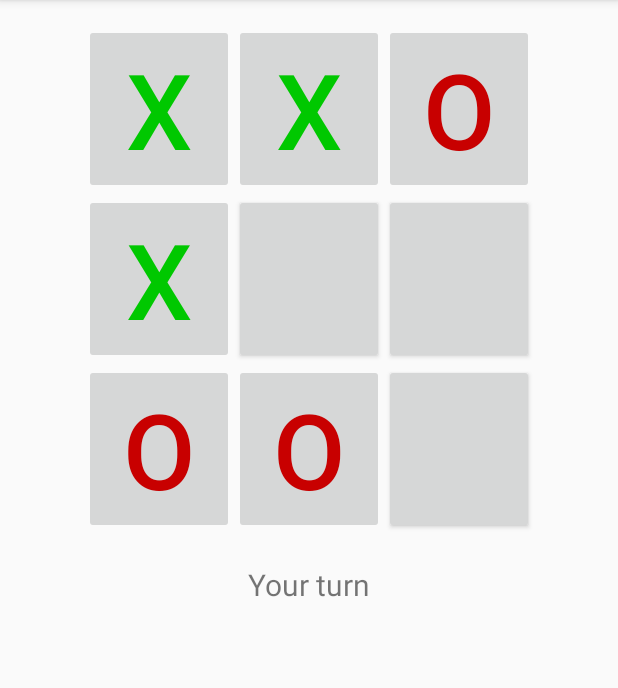
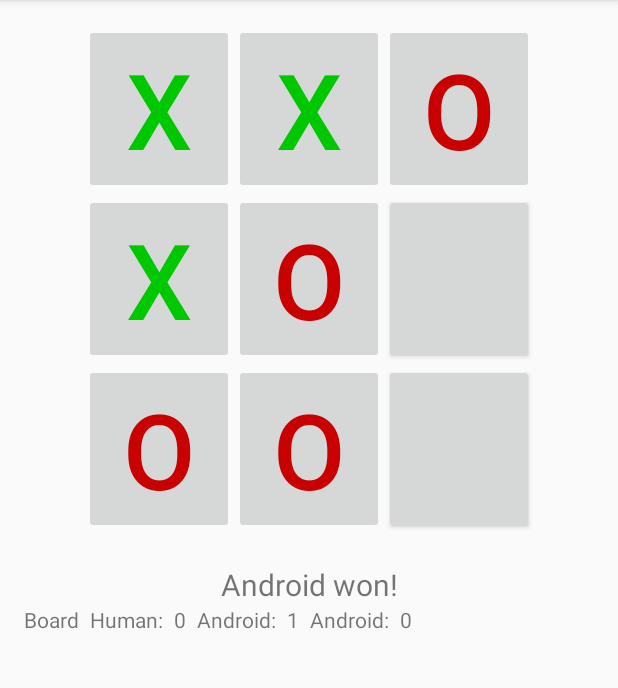
Before and after one commit to savelascod/AndroidTicTacToe-Tutorial2, an Android app: the screen it shows after launch (AndroidTicTacToeActivity), after a tap on an icon or button, on a phone screen of 412 x 824 dp, the part 84-772 px from its top. Run offline under Robolectric (Android 15) with nearby library versions, the phone set to English and light mode, and no system bars; 2 other taps on this screen came first.

Commit message:
-Added extra challenge requirements.

```diff
--- a/TicTacToe/src/main/java/edu/harding/tictactoe/AndroidTicTacToeActivity.java
+++ b/TicTacToe/src/main/java/edu/harding/tictactoe/AndroidTicTacToeActivity.java
@@ -9,6 +9,8 @@ import android.view.View;
 import android.widget.Button;
 import android.widget.TextView;
 
+import java.util.Random;
+
 
 public class AndroidTicTacToeActivity extends ActionBarActivity {
 
@@ -16,6 +18,14 @@ public class AndroidTicTacToeActivity extends ActionBarActivity {
 
     private Button mBoardButtons[];
     private TextView mInfotextView;
+
+    private TextView mAndroidScoretextView;
+    private TextView mTiesScoretextView;
+    private TextView mHumanScoretextView;
+
+    private int totalTiesScore;
+    private int totalHumanScore;
+    private int totalAndroidScore;
 
     @Override
     protected void onCreate(Bundle savedInstanceState) {
@@ -35,20 +45,37 @@ public class AndroidTicTacToeActivity extends ActionBarActivity {
 
         mInfotextView = (TextView) findViewById(R.id.information);
 
+        mTiesScoretextView = (TextView) findViewById(R.id.score_ties);
+        mHumanScoretextView = (TextView) findViewById(R.id.score_human);
+        mAndroidScoretextView = (TextView) findViewById(R.id.score_android);
+
         mGame = new TicTacToeGame();
 
         this.startNewGame();
     }
 
     private void startNewGame() {
+        Random random = new Random();
         mGame.clearBoard();
+
+        //reset scores.
+        totalAndroidScore = 0;
+        totalHumanScore = 0;
+        totalTiesScore = 0;
 
         for (int i = 0; i < mBoardButtons.length; i++) {
             mBoardButtons[i].setText(" ");
             mBoardButtons[i].setEnabled(true);
             mBoardButtons[i].setOnClickListener(new ButtonClickListener(i));
-            mInfotextView.setText("You got first");
         }
+        if (random.nextInt(2) == 0) {
+            mInfotextView.setText(R.string.first_turn_human);
+        } else {
+            mInfotextView.setText(R.string.first_turn_android);
+            int move = mGame.getComputerMove();
+            setMove(TicTacToeGame.COMPUTER_PLAYER, move);
+        }
+
     }
 
 
@@ -102,14 +129,26 @@ public class AndroidTicTacToeActivity extends ActionBarActivity {
                     setMove(TicTacToeGame.COMPUTER_PLAYER, move);
                     winner = mGame.checkForWinner();
                 }
-                if (winner == 0)
+                if (winner == 0) {
                     mInfotextView.setText(R.string.turn_human);
-                else if (winner == 1)
+                } else if (winner == 1) {
+                    totalTiesScore += 1;
                     mInfotextView.setText(R.string.result_tie);
-                else if (winner == 2)
+                    mTiesScoretextView.setText(String.valueOf(totalTiesScore));
+
+
+                } else if (winner == 2) {
+                    totalHumanScore += 1;
                     mInfotextView.setText(R.string.result_human_win);
-                else
+                    mHumanScoretextView.setText(String.valueOf(totalHumanScore));
+
+                } else {
+                    totalAndroidScore += 1;
                     mInfotextView.setText(R.string.result_computer_win);
+                    mAndroidScoretextView.setText(String.valueOf(totalAndroidScore));
+
+                }
+
             }
         }
     }
--- a/TicTacToe/src/main/res/layout/activity_android_tic_tac_toe.xml
+++ b/TicTacToe/src/main/res/layout/activity_android_tic_tac_toe.xml
@@ -3,7 +3,6 @@
               android:layout_width="fill_parent"
               android:layout_height="fill_parent"
               android:orientation="vertical"
-              android:gravity="center_horizontal"
               android:paddingLeft="@dimen/activity_horizontal_margin"
               android:paddingRight="@dimen/activity_horizontal_margin"
               android:paddingTop="@dimen/activity_vertical_margin"
@@ -33,4 +32,22 @@
     <TextView android:layout_width="fill_parent" android:layout_height="wrap_content" android:id="@+id/information"
               android:gravity="center_horizontal" android:textSize="20dp" android:layout_marginTop="20dp"
               android:text="Info"/>
+    <LinearLayout android:layout_width="fill_parent" android:layout_height="wrap_content"
+                  android:orientation="horizontal">
+        <TextView android:paddingRight="7dp" android:id="@+id/score_board_label" android:layout_width="wrap_content"
+                  android:layout_height="wrap_content" android:text="@string/score_board_label"/>
+        <TextView android:paddingRight="7dp" android:id="@+id/score_human_label" android:layout_width="wrap_content"
+                  android:layout_height="wrap_content" android:text="@string/score_human_label"/>
+        <TextView android:paddingRight="7dp" android:id="@+id/score_human" android:layout_width="wrap_content"
+                  android:layout_height="wrap_content"
+                  android:text="@string/score_human"/>
+        <TextView android:paddingRight="7dp" android:id="@+id/score_android_label" android:layout_width="wrap_content"
+                  android:layout_height="wrap_content" android:text="@string/score_android_label"/>
+        <TextView android:paddingRight="7dp" android:id="@+id/score_android" android:layout_width="wrap_content"
+                  android:layout_height="wrap_content" android:text="@string/score_android"/>
+        <TextView android:paddingRight="7dp" android:id="@+id/score_ties_label" android:layout_width="wrap_content"
+                  android:layout_height="wrap_content" android:text="@string/score_android_label"/>
+        <TextView android:paddingRight="7dp" android:id="@+id/score_ties" android:layout_width="wrap_content"
+                  android:layout_height="wrap_content" android:text="@string/score_android"/>
+    </LinearLayout>
 </LinearLayout>
--- a/TicTacToe/src/main/res/values/strings.xml
+++ b/TicTacToe/src/main/res/values/strings.xml
@@ -9,4 +9,13 @@
     <string name="result_tie">It\s a tie</string>
     <string name="result_human_win">You won!</string>
     <string name="result_computer_win">Android won!</string>
+    <string name="first_turn_human">You got First</string>
+    <string name="first_turn_android">Android moved first, now its your turn</string>
+    <string name="score_human_label">Human:</string>
+    <string name="score_android_label">Android:</string>
+    <string name="score_board_label">Board</string>
+    <string name="score_ties_label">0</string>
+    <string name="score_human">0</string>
+    <string name="score_android">0</string>
+    <string name="score_ties">0</string>
 </resources>
```
